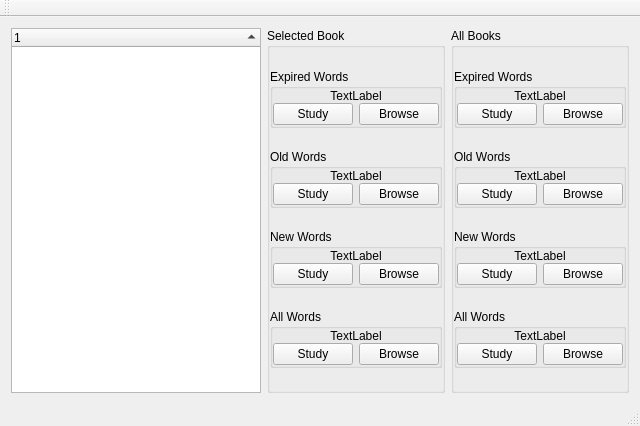
Old version of the form HaiBeiDanCi/mainwindow.ui in the repository HuangHuafeng/repeat.
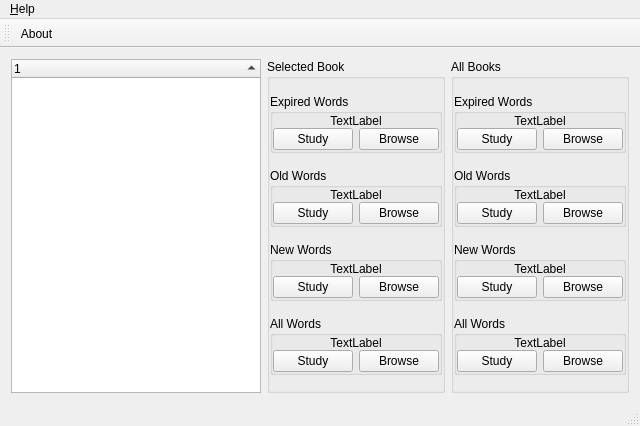
New version of the form.

Commit message: add shortcuts in study window and browse window

```diff
--- a/HaiBeiDanCi/mainwindow.ui
+++ b/HaiBeiDanCi/mainwindow.ui
@@ -659,6 +659,14 @@
      <height>22</height>
     </rect>
    </property>
+   <widget class="QMenu" name="menu_Help">
+    <property name="title">
+     <string>&amp;Help</string>
+    </property>
+    <addaction name="action_About"/>
+    <addaction name="actionTest_Menu"/>
+   </widget>
+   <addaction name="menu_Help"/>
   </widget>
   <widget class="QToolBar" name="mainToolBar">
    <attribute name="toolBarArea">
@@ -667,8 +675,22 @@
    <attribute name="toolBarBreak">
     <bool>false</bool>
    </attribute>
+   <addaction name="action_About"/>
   </widget>
   <widget class="QStatusBar" name="statusBar"/>
+  <action name="action_About">
+   <property name="text">
+    <string>&amp;About</string>
+   </property>
+   <property name="shortcut">
+    <string>4</string>
+   </property>
+  </action>
+  <action name="actionTest_Menu">
+   <property name="text">
+    <string>Test Menu</string>
+   </property>
+  </action>
  </widget>
  <layoutdefault spacing="6" margin="11"/>
  <resources/>
```
The commit also changes 7 other files.
